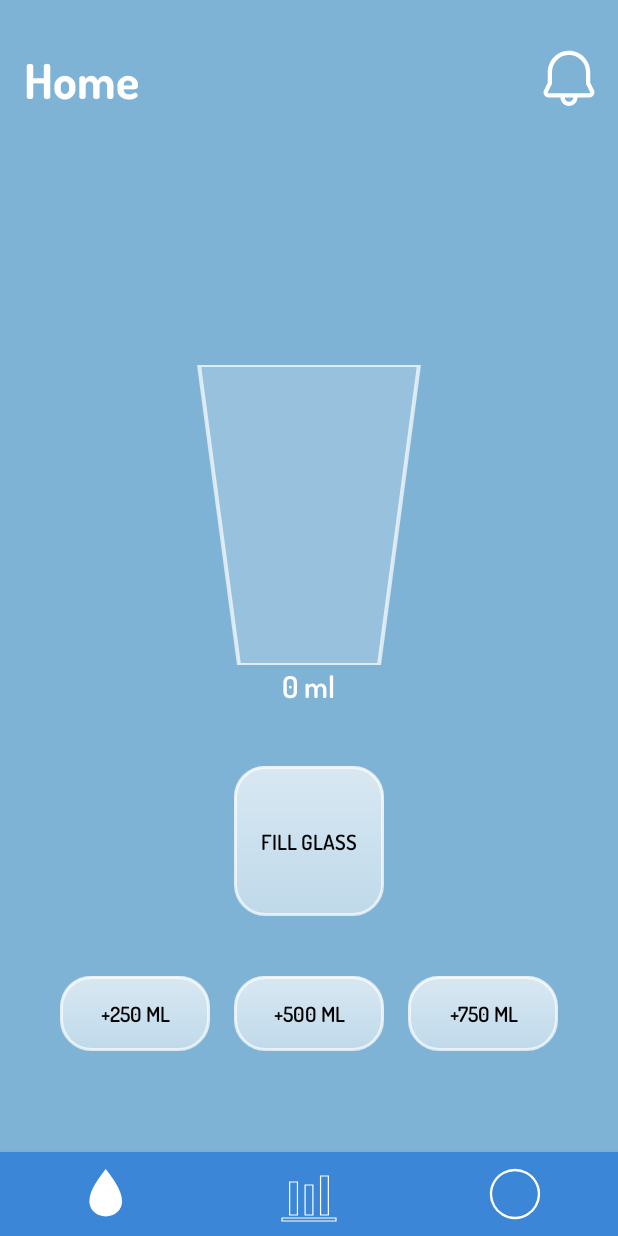
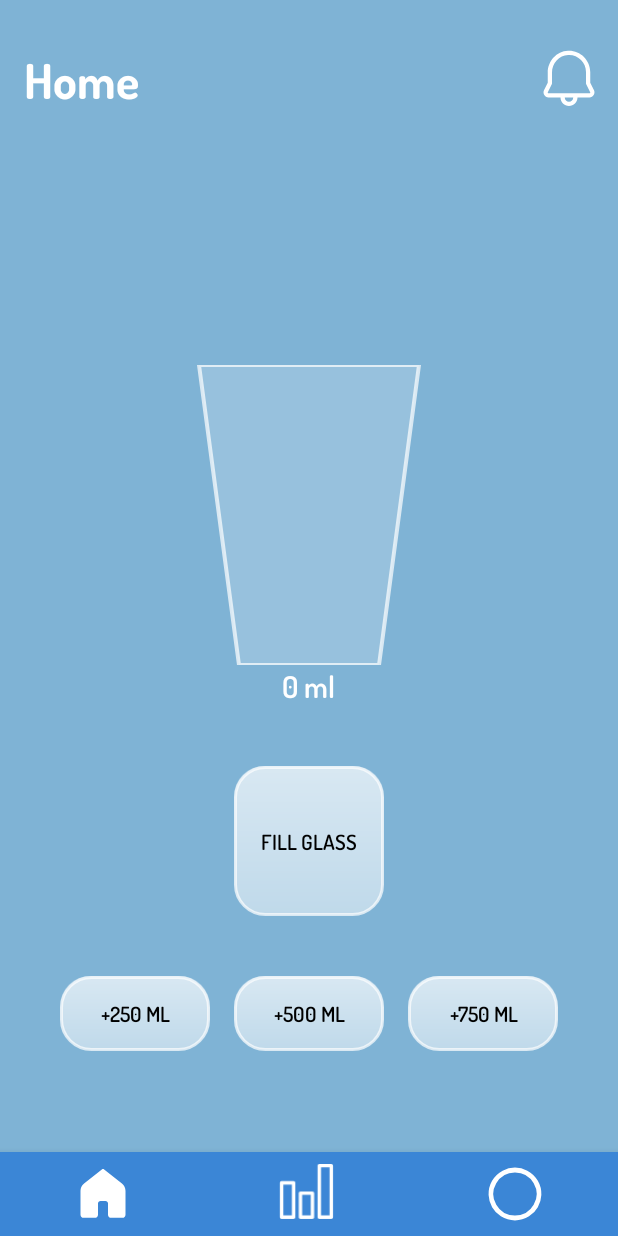
Before and after one commit to GitterHubber21/HydroHabit, an Android app built with Jetpack Compose: the screen it shows after launch (MainActivity), on a phone screen of 412 x 824 dp. Run offline under Robolectric (Android 15) with nearby library versions, the phone set to English and light mode, and no system bars.

Commit message:
Modified the navigation bar icons

```diff
--- a/app/src/main/res/drawable/ic_challenges.xml
+++ b/app/src/main/res/drawable/ic_challenges.xml
@@ -2,9 +2,7 @@
     android:width="15dp"
     android:height="15dp"
     android:viewportWidth="100"
-    android:viewportHeight="100"
-    android:autoMirrored="true"
-    android:tint="@null">
+    android:viewportHeight="100">
 
 
     <path
--- a/app/src/main/res/drawable/ic_challenges_unselected.xml
+++ b/app/src/main/res/drawable/ic_challenges_unselected.xml
@@ -2,14 +2,12 @@
     android:width="15dp"
     android:height="15dp"
     android:viewportWidth="100"
-    android:viewportHeight="100"
-    android:autoMirrored="true"
-    android:tint="@null">
+    android:viewportHeight="100">
 
 
     <path
         android:strokeColor="#ffffff"
-        android:strokeWidth="4"
+        android:strokeWidth="8"
         android:fillColor="#3b86d6"
         android:pathData="M50,10 A40,40 0 1,1 49.9,10 Z" />
 
--- a/app/src/main/res/drawable/ic_home.xml
+++ b/app/src/main/res/drawable/ic_home.xml
@@ -1,9 +1,12 @@
 <vector xmlns:android="http://schemas.android.com/apk/res/android"
-    android:width="24dp"
-    android:height="24dp"
-    android:viewportWidth="22"
-    android:viewportHeight="24">
-    <path
-        android:fillColor="#FFFFFF"
-        android:pathData="M12,2C10,5 6,10 6,15a6,6 0 0,0 12,0c0,-5 -4,-10 -6,-13z"/>
+    android:width="48dp"
+    android:height="48dp"
+    android:viewportWidth="48"
+    android:viewportHeight="48">
+  <path
+      android:fillColor="#FFFFFF"
+      android:pathData="M39.5,43h-9c-1.381,0 -2.5,-1.119 -2.5,-2.5v-9c0,-1.105 -0.895,-2 -2,-2h-4c-1.105,0 -2,0.895 -2,2v9c0,1.381 -1.119,2.5 -2.5,2.5h-9C7.119,43 6,41.881 6,40.5V21.413c0,-2.299 1.054,-4.471 2.859,-5.893L23.071,4.321c0.545,-0.428 1.313,-0.428 1.857,0L39.142,15.52C40.947,16.942 42,19.113 42,21.411V40.5C42,41.881 40.881,43 39.5,43z"/>
 </vector>
+
+    <!--From "https://icons8.com/icon/1iF9PyJ2Thzo/home"-->
+    <!--Add link to the repo-->
--- a/app/src/main/res/drawable/ic_home_unselected.xml
+++ b/app/src/main/res/drawable/ic_home_unselected.xml
@@ -1,10 +1,12 @@
 <vector xmlns:android="http://schemas.android.com/apk/res/android"
-    android:width="24dp"
-    android:height="24dp"
-    android:viewportWidth="22"
-    android:viewportHeight="24">
-    <path
-        android:strokeColor="#FFFFFF"
-        android:strokeWidth="1"
-        android:pathData="M12,2C10,5 6,10 6,15a6,6 0 0,0 12,0c0,-5 -4,-10 -6,-13z"/>
+    android:width="48dp"
+    android:height="48dp"
+    android:viewportWidth="48"
+    android:viewportHeight="48">
+  <path
+      android:fillColor="#FFFFFF"
+      android:pathData="M23.951,4A1.5,1.5 0,0 0,23.072 4.322L8.859,15.52C7.055,16.941 6,19.114 6,21.41L6,40.5C6,41.864 7.136,43 8.5,43L18.5,43C19.864,43 21,41.864 21,40.5L21,30.5C21,30.205 21.205,30 21.5,30L26.5,30C26.795,30 27,30.205 27,30.5L27,40.5C27,41.864 28.136,43 29.5,43L39.5,43C40.864,43 42,41.864 42,40.5L42,21.41C42,19.114 40.945,16.941 39.141,15.52L24.928,4.322A1.5,1.5 0,0 0,23.951 4zM24,7.41L37.285,17.877C38.369,18.731 39,20.031 39,21.41L39,40L30,40L30,30.5C30,28.585 28.415,27 26.5,27L21.5,27C19.585,27 18,28.585 18,30.5L18,40L9,40L9,21.41C9,20.031 9.631,18.731 10.715,17.877L24,7.41z"/>
 </vector>
+
+    <!--From "https://icons8.com/icon/i6fZC6wuprSu/home"-->
+    <!--Add link to the repo-->
--- a/app/src/main/res/drawable/ic_insights.xml
+++ b/app/src/main/res/drawable/ic_insights.xml
@@ -1,26 +1,22 @@
 <vector xmlns:android="http://schemas.android.com/apk/res/android"
-    android:width="20dp"
-    android:height="20dp"
-    android:viewportWidth="100"
-    android:viewportHeight="100"
-    android:autoMirrored="true"
-    android:tint="@null">
-
+    android:width="35dp"
+    android:height="35dp"
+    android:viewportWidth="35"
+    android:viewportHeight="35">
 
     <path
-        android:fillColor="#ffffff"
-        android:pathData="M5,95 H95 V90 H5 Z" />
-
+        android:fillColor="#FFFFFF"
+        android:pathData="M23.5,0h7c0.553,0 1,0.447 1,1v30c0,0.553 -0.447,1 -1,1h-7c-0.553,0 -1,-0.447 -1,-1V1c0,-0.553 0.447,-1 1,-1z" />
 
     <path
-        android:fillColor="#ffffff"
-        android:pathData="M17.75,30 H30.75 V85 H17.75 Z" />
+        android:fillColor="#FFFFFF"
+        android:pathData="M12.5,16h7c0.553,0 1,0.447 1,1v14c0,0.553 -0.447,1 -1,1h-7c-0.553,0 -1,-0.447 -1,-1V17c0,-0.553 0.447,-1 1,-1z" />
 
     <path
-        android:fillColor="#ffffff"
-        android:pathData="M43.5,35 H56.5 V85 H43.5 Z" />
+        android:fillColor="#FFFFFF"
+        android:pathData="M1.5,10h7c0.553,0 1,0.447 1,1v20c0,0.553 -0.447,1 -1,1h-7c-0.553,0 -1,-0.447 -1,-1V11c0,-0.553 0.447,-1 1,-1z" />
 
-    <path
-        android:fillColor="#ffffff"
-        android:pathData="M69.25,20 H82.25 V85 H69.25 Z" />
 </vector>
+
+    <!--Source:https://www.svgrepo.com/svg/509028/bar-chart-->
+    <!--Add link to the repo-->
--- a/app/src/main/res/drawable/ic_insights_unselected.xml
+++ b/app/src/main/res/drawable/ic_insights_unselected.xml
@@ -1,30 +1,12 @@
 <vector xmlns:android="http://schemas.android.com/apk/res/android"
-    android:width="20dp"
-    android:height="20dp"
-    android:viewportWidth="100"
-    android:viewportHeight="100"
-    android:autoMirrored="true"
-    android:tint="@null">
+    android:height="35dp"
+    android:viewportHeight="35"
+    android:viewportWidth="35"
+    android:width="35dp">
 
+    <path android:fillColor="#FFFFFF" android:pathData="M30.5,32L23.5,32C22.947,32 22.5,31.552 22.5,31L22.5,1C22.5,0.448 22.947,-0 23.5,-0L30.5,-0C31.053,-0 31.5,0.448 31.5,1L31.5,31C31.5,31.552 31.053,32 30.5,32ZM29.5,2L24.5,2L24.5,30L29.5,30L29.5,2ZM19.5,32L12.5,32C11.948,32 11.5,31.552 11.5,31L11.5,17C11.5,16.448 11.948,16 12.5,16L19.5,16C20.053,16 20.5,16.448 20.5,17L20.5,31C20.5,31.552 20.053,32 19.5,32ZM18.5,18L13.5,18L13.5,30L18.5,30L18.5,18ZM8.5,32L1.5,32C0.948,32 0.5,31.552 0.5,31L0.5,11C0.5,10.448 0.948,10 1.5,10L8.5,10C9.052,10 9.5,10.448 9.5,11L9.5,31C9.5,31.552 9.052,32 8.5,32ZM7.5,12L2.5,12L2.5,30L7.5,30L7.5,12Z"/>
 
-    <path
-        android:strokeColor="#ffffff"
-        android:strokeWidth="2"
-        android:pathData="M5,95 H95 V90 H5 Z" />
+</vector>
 
-
-    <path
-        android:strokeColor="#ffffff"
-        android:strokeWidth="2"
-        android:pathData="M17.75,30 H30.75 V85 H17.75 Z" />
-
-    <path
-        android:strokeColor="#ffffff"
-        android:strokeWidth="2"
-        android:pathData="M43.5,35 H56.5 V85 H43.5 Z" />
-
-    <path
-        android:strokeColor="#ffffff"
-        android:strokeWidth="2"
-        android:pathData="M69.25,20 H82.25 V85 H69.25 Z" />
-</vector>
+    <!--Source:https://www.svgrepo.com/svg/509028/bar-chart-->
+    <!--Add link to the repo-->
```
